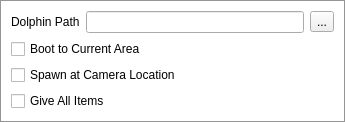
This is src/Editor/CQuickplayPropertyEditor.ui in AxioDL/PrimeWorldEditor as Qt 5 draws it before an edit. The edited form follows.
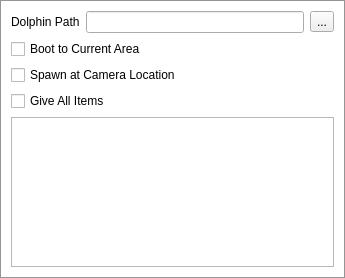
This is the edited form. Custom widgets are drawn as their Qt base class.

Commit message: Added layer toggle support for quickplay

Patch:
```diff
--- a/src/Editor/CQuickplayPropertyEditor.ui
+++ b/src/Editor/CQuickplayPropertyEditor.ui
@@ -61,6 +61,28 @@
        </property>
       </widget>
      </item>
+     <item>
+      <widget class="QListWidget" name="LayerList">
+       <property name="minimumSize">
+        <size>
+         <width>0</width>
+         <height>150</height>
+        </size>
+       </property>
+       <property name="alternatingRowColors">
+        <bool>true</bool>
+       </property>
+       <property name="verticalScrollMode">
+        <enum>QAbstractItemView::ScrollPerPixel</enum>
+       </property>
+       <property name="horizontalScrollMode">
+        <enum>QAbstractItemView::ScrollPerPixel</enum>
+       </property>
+       <property name="spacing">
+        <number>5</number>
+       </property>
+      </widget>
+     </item>
     </layout>
    </item>
   </layout>
```
The commit also changes 7 other files.
